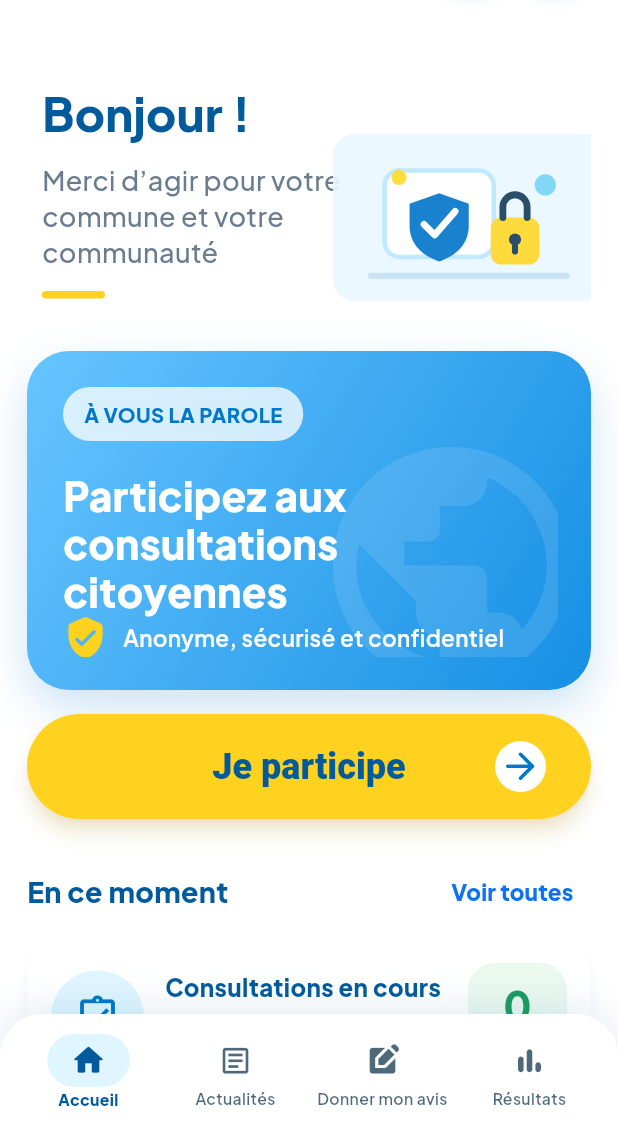
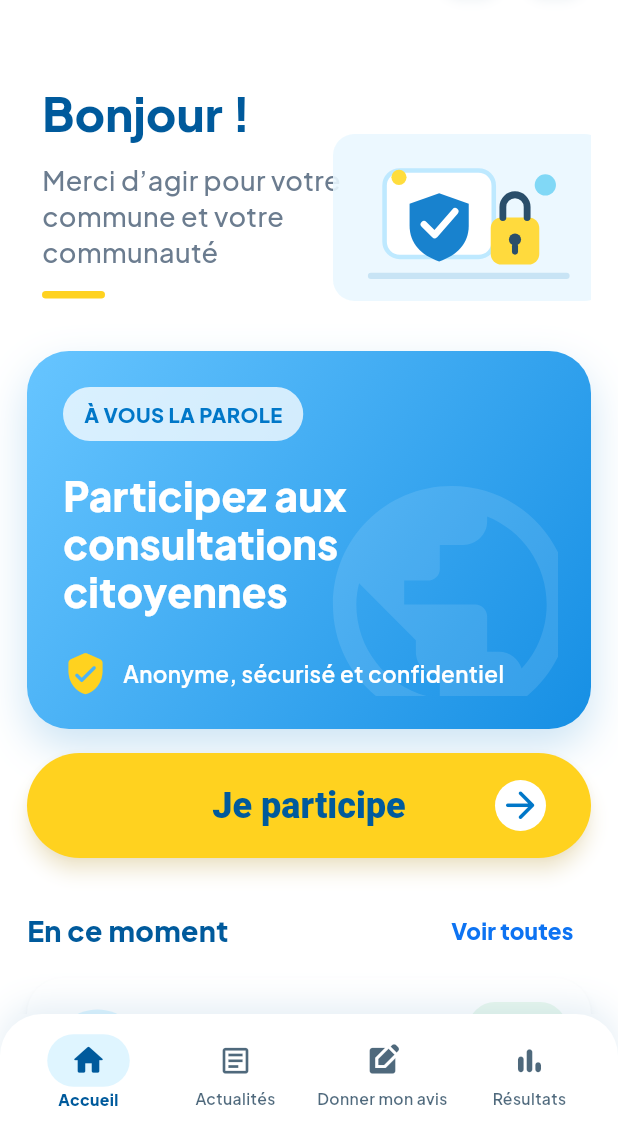
Before and after one commit to stef25fwi/citoyen-peyi, a Flutter app: the CitizenHomePage screen opened by its route, on a phone screen of 412 x 824 dp, the part 105-1236 px from its top. Run offline on Flutter 3.47's test engine with Material 3 defaults, Android fonts, the phone set to English and light mode, and no system bars; our stand-ins replace cloud_firestore, firebase_auth, firebase_core, firebase_messaging, fl_chart, flutter_svg and 4 more; missing offline and left inert: dart:html, firebase_app_check; accounts and stored records are empty.

Commit message:
fix: applique les adaptations responsive à toutes les pages

```diff
--- a/flutter_app/lib/pages/access_citizen_page.dart
+++ b/flutter_app/lib/pages/access_citizen_page.dart
@@ -197,7 +197,7 @@ class _AccessCitizenPageState extends State<AccessCitizenPage> {
             const _AccessBackground(),
             Center(
               child: ConstrainedBox(
-                constraints: const BoxConstraints(maxWidth: 430),
+                constraints: const BoxConstraints(maxWidth: 560),
                 child: Column(
                   children: [
                     Expanded(
--- a/flutter_app/lib/pages/citizen/citizen_consultations_page.dart
+++ b/flutter_app/lib/pages/citizen/citizen_consultations_page.dart
@@ -79,7 +79,7 @@ class _CitizenConsultationsPageState
         backgroundColor: Colors.white,
         body: Center(
           child: ConstrainedBox(
-            constraints: const BoxConstraints(maxWidth: 430),
+            constraints: const BoxConstraints(maxWidth: 760),
             child: SafeArea(
               bottom: false,
               child: ColoredBox(
--- a/flutter_app/lib/pages/citizen/citizen_home_page.dart
+++ b/flutter_app/lib/pages/citizen/citizen_home_page.dart
@@ -59,7 +59,7 @@ class CitizenHomePage extends StatelessWidget {
         backgroundColor: Colors.white,
         body: Center(
           child: ConstrainedBox(
-            constraints: const BoxConstraints(maxWidth: 430),
+            constraints: const BoxConstraints(maxWidth: 760),
             child: SafeArea(
               bottom: false,
               child: Column(
@@ -279,9 +279,16 @@ class _WelcomeHero extends StatelessWidget {
 
   @override
   Widget build(BuildContext context) {
-    return SizedBox(
-      height: 184,
-      child: Stack(
+    return LayoutBuilder(
+      builder: (context, constraints) {
+        final compact = constraints.maxWidth < 360;
+        final illustrationWidth = compact ? 136.0 : 182.0;
+        final textWidth = compact
+            ? (constraints.maxWidth * 0.68).clamp(170.0, 210.0).toDouble()
+            : (constraints.maxWidth * 0.62).clamp(210.0, 330.0).toDouble();
+        return SizedBox(
+          height: compact ? 196 : 184,
+          child: Stack(
         children: [
           const Positioned(
             left: 10,
@@ -299,7 +306,7 @@ class _WelcomeHero extends StatelessWidget {
                 ),
                 SizedBox(height: 9),
                 SizedBox(
-                  width: 245,
+                  width: textWidth,
                   child: Text(
                     'Merci d’agir pour votre\ncommune et votre communauté',
                     style: TextStyle(
@@ -328,14 +335,16 @@ class _WelcomeHero extends StatelessWidget {
               opacity: 0.9,
               child: SvgPicture.asset(
                 CitizenHomePage.opinionSecureAsset,
-                width: 182,
-                height: 150,
+                width: illustrationWidth,
+                height: compact ? 126 : 150,
                 fit: BoxFit.contain,
               ),
             ),
           ),
-        ],
-      ),
+            ],
+          ),
+        );
+      },
     );
   }
 }
@@ -354,7 +363,7 @@ class _ParticipationHero extends StatelessWidget {
         borderRadius: BorderRadius.circular(28),
         onTap: onPressed,
         child: Ink(
-          height: 226,
+          constraints: const BoxConstraints(minHeight: 226),
           padding: const EdgeInsets.fromLTRB(24, 24, 22, 22),
           decoration: BoxDecoration(
             gradient: const LinearGradient(
@@ -411,7 +420,7 @@ class _ParticipationHero extends StatelessWidget {
                       fontWeight: FontWeight.w900,
                     ),
                   ),
-                  const Spacer(),
+                  const SizedBox(height: 24),
                   const Row(
                     children: [
                       Icon(
--- a/flutter_app/lib/pages/citizen/citizen_poll_question_page.dart
+++ b/flutter_app/lib/pages/citizen/citizen_poll_question_page.dart
@@ -309,7 +309,7 @@ class _CitizenPollQuestionPageState extends State<CitizenPollQuestionPage> {
         backgroundColor: Colors.white,
         body: Center(
           child: ConstrainedBox(
-            constraints: const BoxConstraints(maxWidth: 430),
+            constraints: const BoxConstraints(maxWidth: 760),
             child: SafeArea(
               bottom: false,
               child: ColoredBox(
@@ -657,7 +657,7 @@ class _VoteConfirmationPage extends StatelessWidget {
         backgroundColor: Colors.white,
         body: Center(
           child: ConstrainedBox(
-            constraints: const BoxConstraints(maxWidth: 430),
+            constraints: const BoxConstraints(maxWidth: 760),
             child: SafeArea(
               bottom: false,
               child: ColoredBox(
--- a/flutter_app/lib/pages/citizen/citizen_profile_page.dart
+++ b/flutter_app/lib/pages/citizen/citizen_profile_page.dart
@@ -120,7 +120,7 @@ class _CitizenProfilePageState extends State<CitizenProfilePage> {
         backgroundColor: Colors.white,
         body: Center(
           child: ConstrainedBox(
-            constraints: const BoxConstraints(maxWidth: 430),
+            constraints: const BoxConstraints(maxWidth: 760),
             child: SafeArea(
               bottom: false,
               child: ColoredBox(
--- a/flutter_app/lib/pages/legal_page.dart
+++ b/flutter_app/lib/pages/legal_page.dart
@@ -53,7 +53,7 @@ class LegalPage extends StatelessWidget {
         backgroundColor: Colors.white,
         body: Center(
           child: ConstrainedBox(
-            constraints: const BoxConstraints(maxWidth: 430),
+            constraints: const BoxConstraints(maxWidth: 860),
             child: ColoredBox(
               color: CitizenDesignTokens.background,
               child: Column(
```
